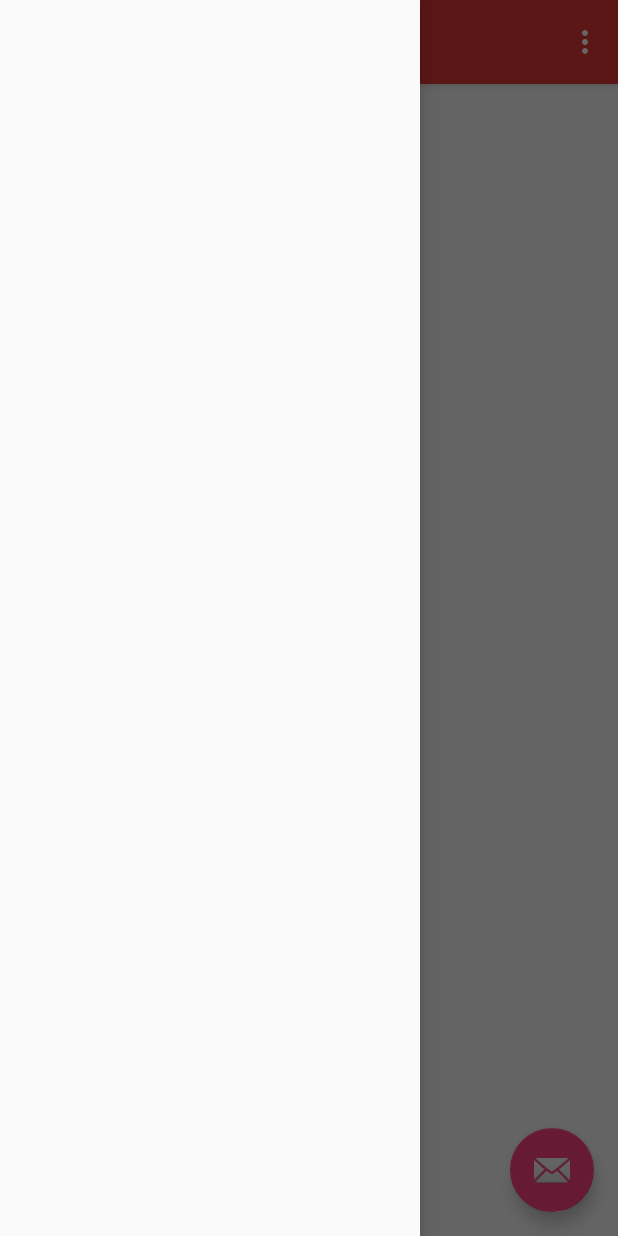
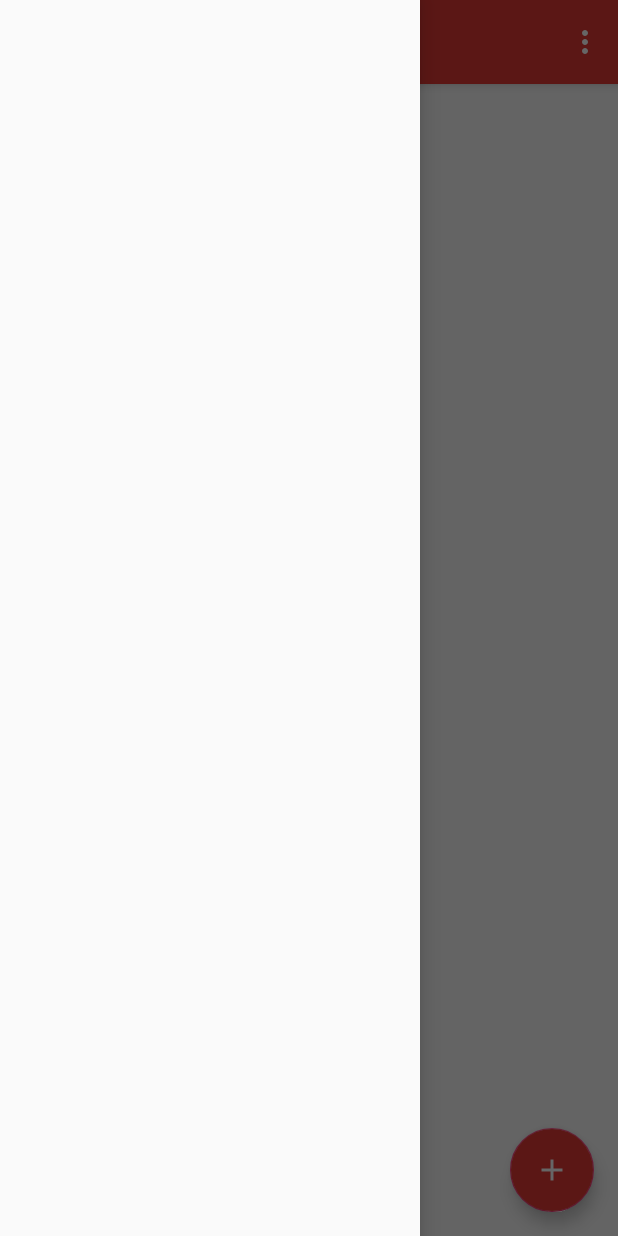
Before and after one commit to DaveRendell/TodoApp, an Android app: the screen it shows after launch (MainActivity), with the side drawer open, on a phone screen of 412 x 824 dp. Run offline under Robolectric (Android 15) with nearby library versions, the phone set to English and light mode, and no system bars; libraries missing offline, so code that uses them is left out: com.woxthebox.draglistview; 6 statements that could not run were skipped.

Commit message:
Update add button appearance

```diff
--- /dev/null
+++ b/app/src/main/res/drawable/ic_add.xml
@@ -0,0 +1,9 @@
+<vector xmlns:android="http://schemas.android.com/apk/res/android"
+        android:width="24dp"
+        android:height="24dp"
+        android:viewportWidth="24.0"
+        android:viewportHeight="24.0">
+    <path
+        android:fillColor="#ffffff"
+        android:pathData="M19,13h-6v6h-2v-6H5v-2h6V5h2v6h6v2z"/>
+</vector>
--- a/app/src/main/res/layout/activity_main.xml
+++ b/app/src/main/res/layout/activity_main.xml
@@ -35,7 +35,8 @@
             android:layout_height="wrap_content"
             android:layout_gravity="bottom|end"
             android:layout_margin="@dimen/fab_margin"
-            app:srcCompat="@android:drawable/ic_dialog_email" />
+            android:backgroundTint="@color/colorPrimary"
+            app:srcCompat="@drawable/ic_add" />
 
     </android.support.design.widget.CoordinatorLayout>
     <android.support.design.widget.NavigationView
```
